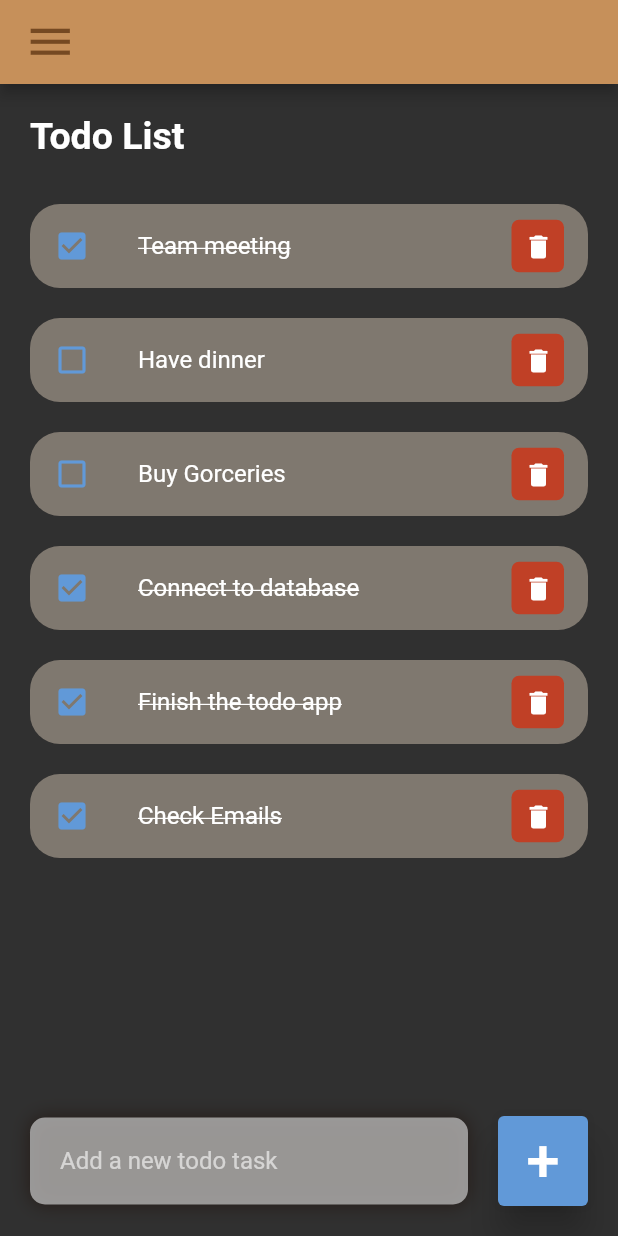
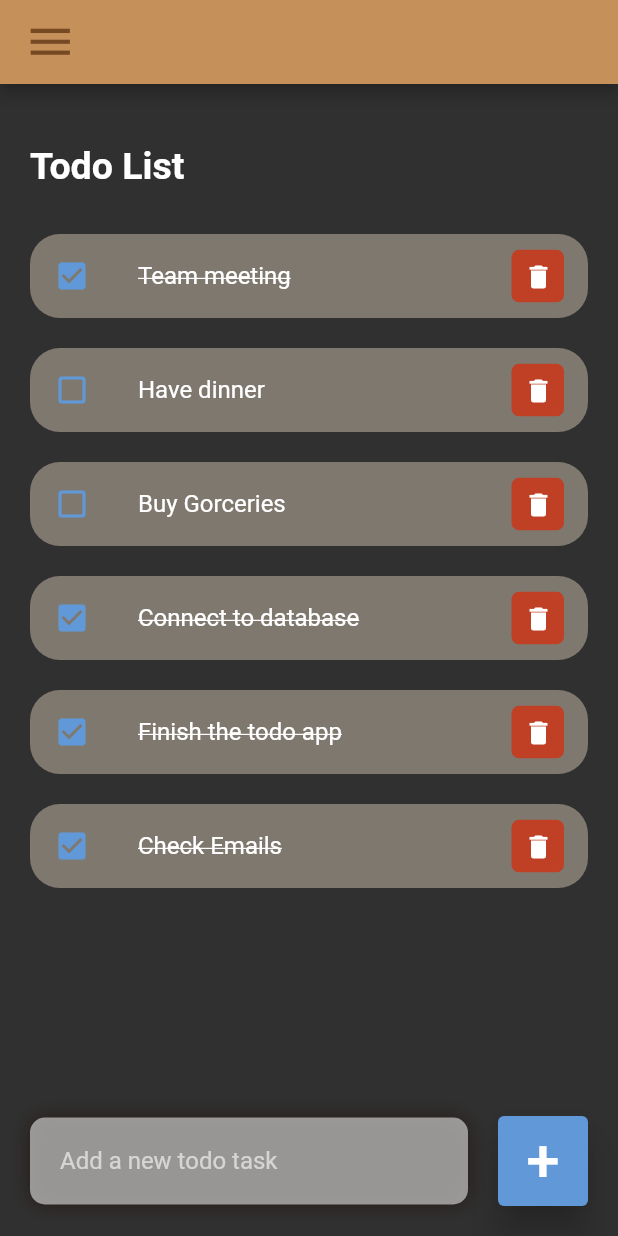
Before and after one commit to BushraAlzahrani/Flutter-todo, a Flutter app: the screen it shows after launch, after a tap on "Team meeting", on a phone screen of 412 x 824 dp. Run offline on Flutter 3.47's test engine with Material 2 defaults, Android fonts, the phone set to English and light mode, and no system bars; our stand-ins replace cloud_firestore, firebase_core; accounts and stored records are empty.

```diff
--- a/lib/main.dart
+++ b/lib/main.dart
@@ -1,32 +1,27 @@
 import 'package:flutter/material.dart';
 import 'package:my_app/screens/addtasks.dart';
 import 'package:my_app/screens/home.dart';
+import 'package:firebase_core/firebase_core.dart';
 
 
 
-void main() {
-  runApp(const MyApp());
+
+void main()  {
+  // WidgetsFlutterBinding.ensureInitialized();
+
+  runApp( MyApp());
 }
 
 class MyApp extends StatelessWidget {
-  const MyApp({super.key});
+  // final Future<FirebaseApp> _fbApp = Firebase.initializeApp();
 
   @override
   Widget build(BuildContext context) {
     return MaterialApp(
       debugShowCheckedModeBanner: false,
-      theme: ThemeData.dark().copyWith(
-        primaryColor: Color.fromARGB(255, 181, 105, 43),
-        accentColor: Color.fromARGB(255, 88, 119, 172),
-      )
-      ,
+      theme: ThemeData.dark(),
       title: 'Todo List',
-      initialRoute: 'home',
-      routes: {
-        'home':(context) => Home(),
-        'addtasks':(context)=> AddTasks()
-      },
-
+      home: Home(),
     );
 
   }
--- /dev/null
+++ b/lib/model/response.dart
@@ -0,0 +1,5 @@
+class Response{
+  int? code;
+  String? message;
+  Response({this.code,this.message});
+}
--- a/lib/screens/home.dart
+++ b/lib/screens/home.dart
@@ -1,6 +1,7 @@
 import 'package:flutter/material.dart';
 import '../widgets/todo_item.dart';
 import '../model/todo.dart';
+import 'package:cloud_firestore/cloud_firestore.dart';
 
 class Home extends StatefulWidget {
   @override
@@ -27,13 +28,13 @@ class _MyWidgetState extends State<Home> {
             ],
           ),
         ),
-        // floatingActionButton: ,
+
         body: Stack(
           children: [
             Expanded(
                 child: SingleChildScrollView(
               child: Container(
-                // margin: const EdgeInsets.only(top: 20),
+                margin: const EdgeInsets.only(top: 20),
                 child: Padding(
                     padding: EdgeInsets.all(20),
                     child: Column(children: <Widget>[
--- a/pubspec.yaml
+++ b/pubspec.yaml
@@ -36,6 +36,9 @@ dependencies:
   # The following adds the Cupertino Icons font to your application.
   # Use with the CupertinoIcons class for iOS style icons.
   cupertino_icons: ^1.0.2
+  firebase_core: ^1.24.0
+  firebase_database: ^9.1.6
+  cloud_firestore: ^3.5.0
 
 dev_dependencies:
   flutter_test:
```
Also changed, not shown: lib/services/firebase_crud.dart (added), pubspec.lock, 10 other files.
